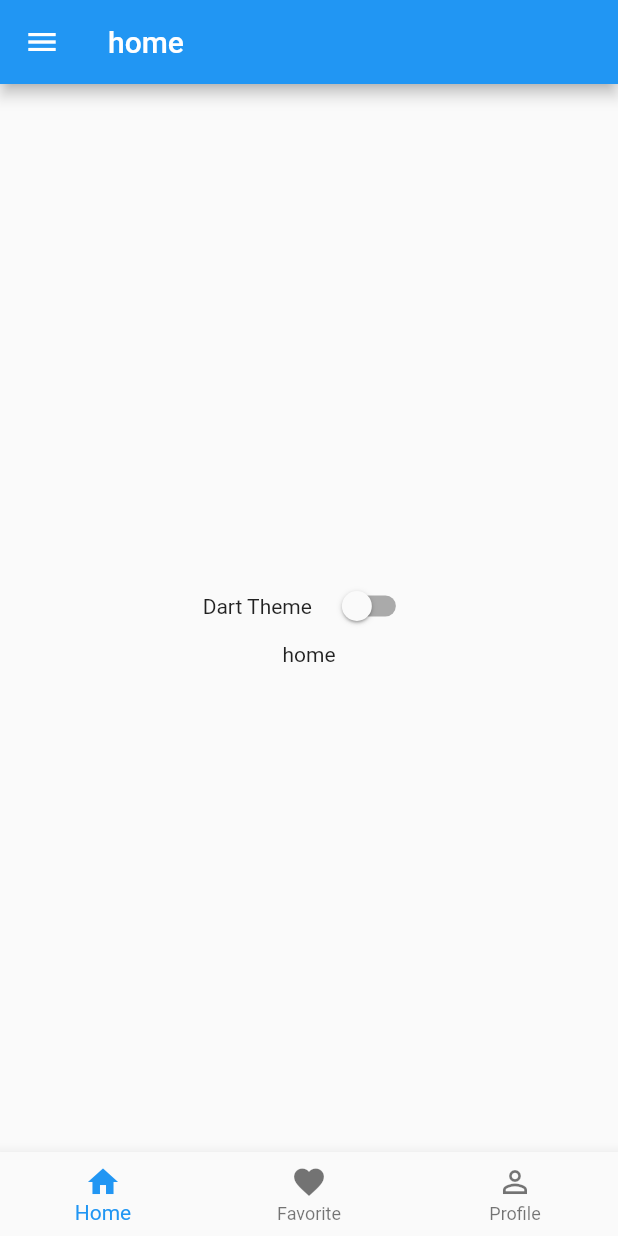
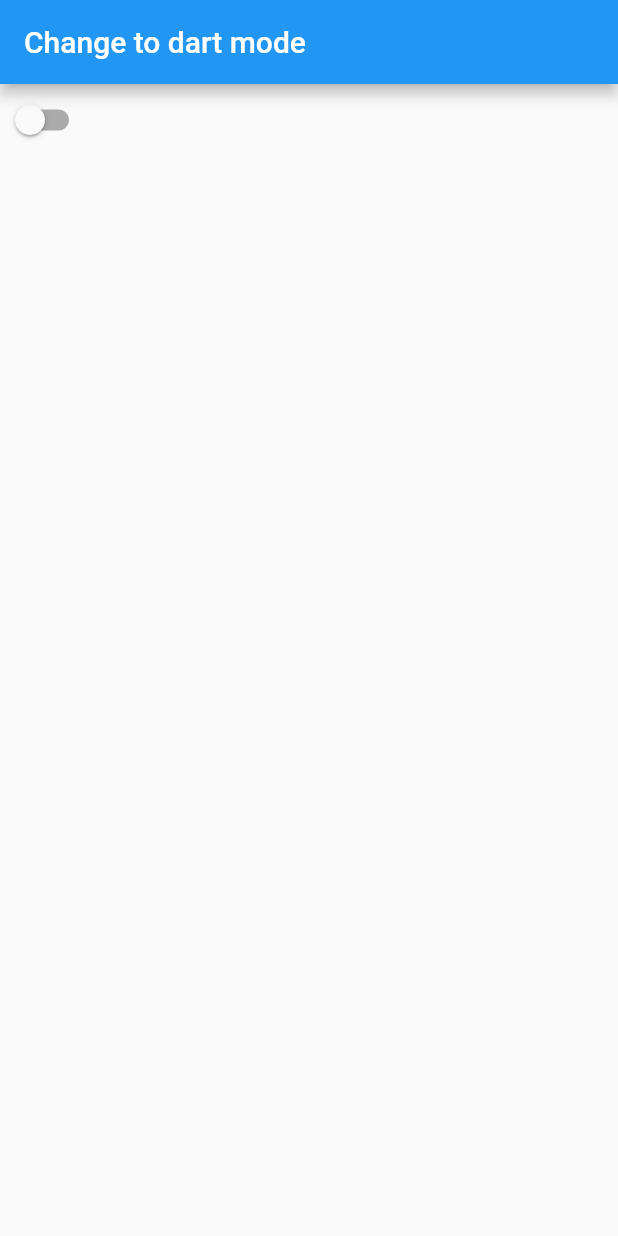
Before and after one commit to YOOUMS/Statefull_widget_and_pasing_values, a Flutter app: the screen it shows after launch, on a phone screen of 412 x 824 dp. Run offline on Flutter 3.47's test engine with Material 2 defaults, Android fonts, the phone set to English and light mode, and no system bars.

Commit message:
dark and light theme

```diff
--- a/lib/main.dart
+++ b/lib/main.dart
@@ -1,7 +1,30 @@
 import 'package:flutter/material.dart';
 import 'package:statefull_widget_project/HomePageScreen.dart';
 import 'package:statefull_widget_project/HomePageState.dart';
+import 'package:statefull_widget_project/mainStatefull.dart';
 
 void main() {
-  runApp(HomePageState());
+  runApp(MainStatefull2());
 }
+
+class MainStatefull2 extends StatefulWidget {
+  @override
+  State<MainStatefull2> createState() => _MainStatefull2State();
+}
+
+class _MainStatefull2State extends State<MainStatefull2> {
+  bool isDark = false;
+
+  void idDarkfun(value) {
+    isDark = value;
+    setState(() {});
+  }
+
+  @override
+  Widget build(BuildContext context) {
+    return MaterialApp(
+      theme: isDark ? ThemeData.dark() : ThemeData.light(),
+      home: MainStatefull(idDarkfun, isDark),
+    );
+  }
+}
--- /dev/null
+++ b/lib/mainStatefull.dart
@@ -0,0 +1,31 @@
+import 'dart:ui';
+
+import 'package:flutter/material.dart';
+import 'package:flutter/src/foundation/key.dart';
+import 'package:flutter/src/widgets/framework.dart';
+
+class MainStatefull extends StatefulWidget {
+  Function function;
+  bool isDark;
+  MainStatefull(this.function, this.isDark);
+
+  @override
+  State<MainStatefull> createState() => _MainStatefullState();
+}
+
+class _MainStatefullState extends State<MainStatefull> {
+  @override
+  Widget build(BuildContext context) {
+    // TODO: implement build
+    return Scaffold(
+      appBar: AppBar(
+        title: Text("Change to dart mode"),
+      ),
+      body: Switch(
+          value: widget.isDark,
+          onChanged: (value) {
+            widget.function(value);
+          }),
+    );
+  }
+}
```
